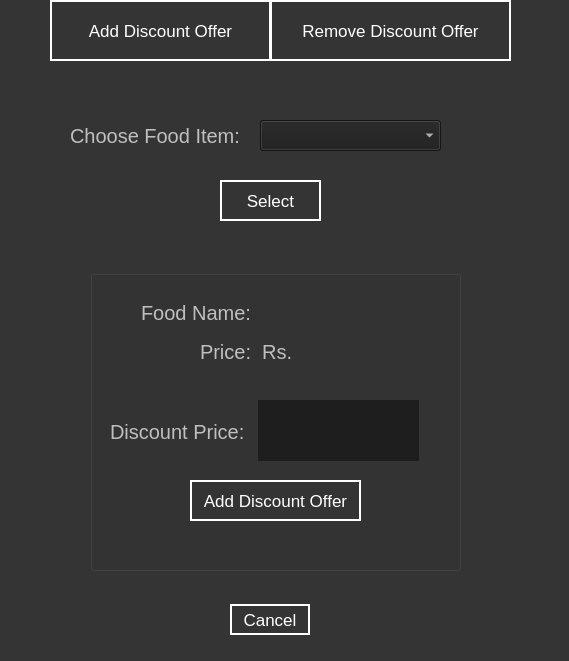
Old version of the form discountoffer.ui in the repository CallmeTeddyBear/Canteen-Management-System.
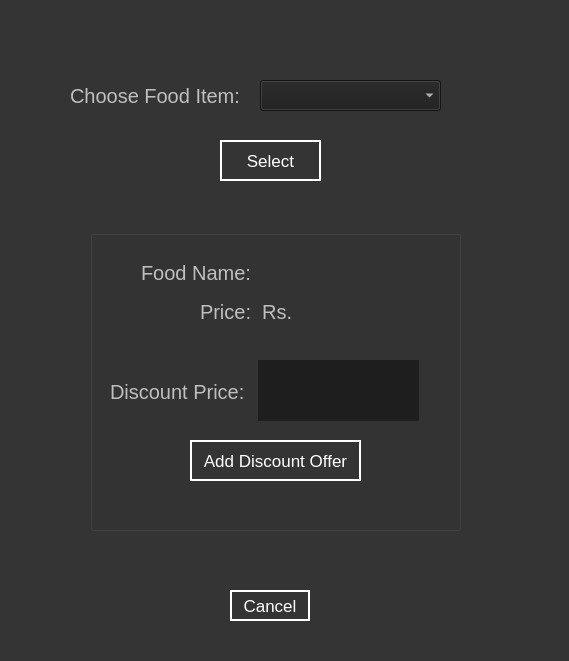
New version of the form.

Patch:
```diff
--- a/discountoffer.ui
+++ b/discountoffer.ui
@@ -71,37 +71,11 @@
 	color: rgb(255, 255, 255);
 }</string>
   </property>
-  <widget class="QPushButton" name="pushButton_addDiscountoffer">
-   <property name="geometry">
-    <rect>
-     <x>50</x>
-     <y>0</y>
-     <width>221</width>
-     <height>61</height>
-    </rect>
-   </property>
-   <property name="text">
-    <string>Add Discount Offer</string>
-   </property>
-  </widget>
-  <widget class="QPushButton" name="pushButton_removeDiscountoffer">
-   <property name="geometry">
-    <rect>
-     <x>270</x>
-     <y>0</y>
-     <width>241</width>
-     <height>61</height>
-    </rect>
-   </property>
-   <property name="text">
-    <string>Remove Discount Offer</string>
-   </property>
-  </widget>
   <widget class="QStackedWidget" name="stackedWidget_addremove">
    <property name="geometry">
     <rect>
      <x>60</x>
-     <y>100</y>
+     <y>60</y>
      <width>431</width>
      <height>491</height>
     </rect>
@@ -168,7 +142,7 @@
        <string>Add Discount Offer</string>
       </property>
      </widget>
-     <widget class="QWidget" name="">
+     <widget class="QWidget" name="layoutWidget">
       <property name="geometry">
        <rect>
         <x>110</x>
@@ -194,7 +168,7 @@
        </item>
       </layout>
      </widget>
-     <widget class="QWidget" name="">
+     <widget class="QWidget" name="layoutWidget">
       <property name="geometry">
        <rect>
         <x>51</x>
@@ -254,7 +228,7 @@
    <property name="geometry">
     <rect>
      <x>230</x>
-     <y>604</y>
+     <y>590</y>
      <width>80</width>
      <height>31</height>
     </rect>
```
